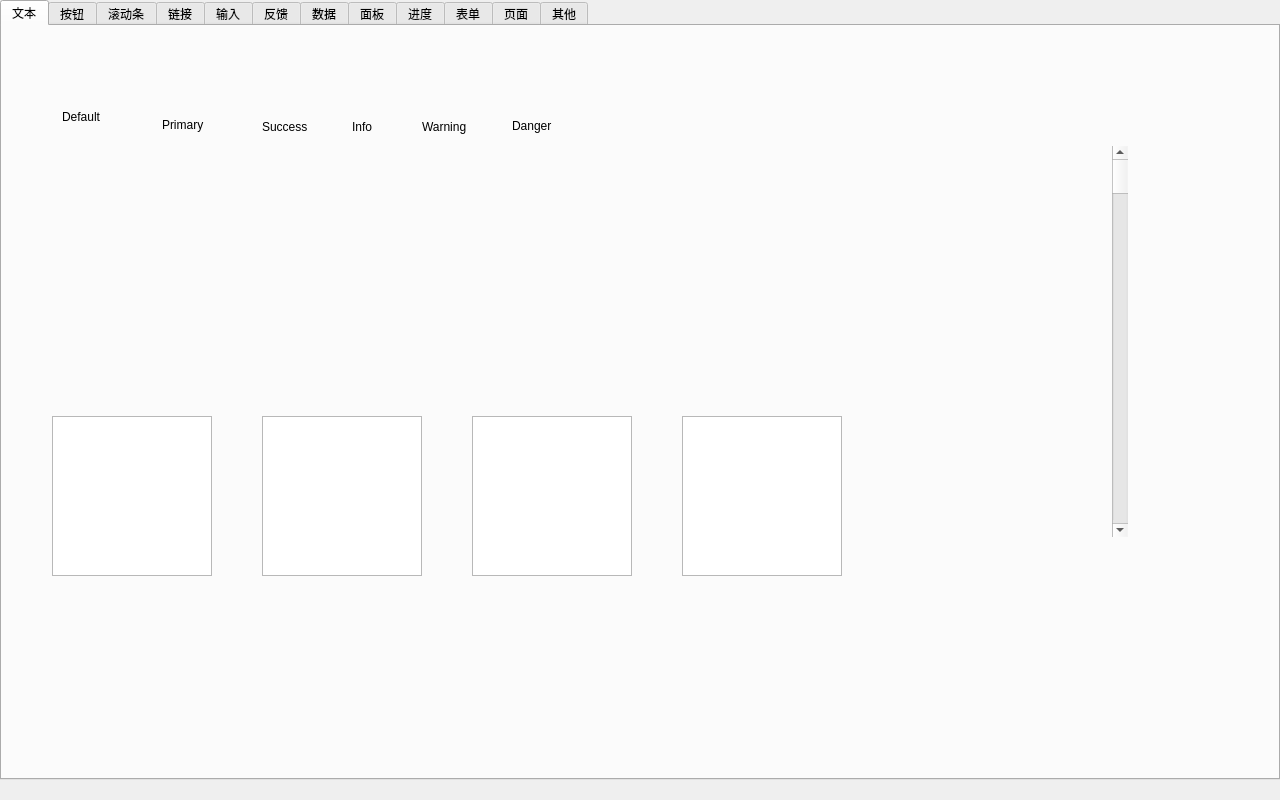
yyx-dev/qt-element-ui, file example/example.ui: the form before one commit.
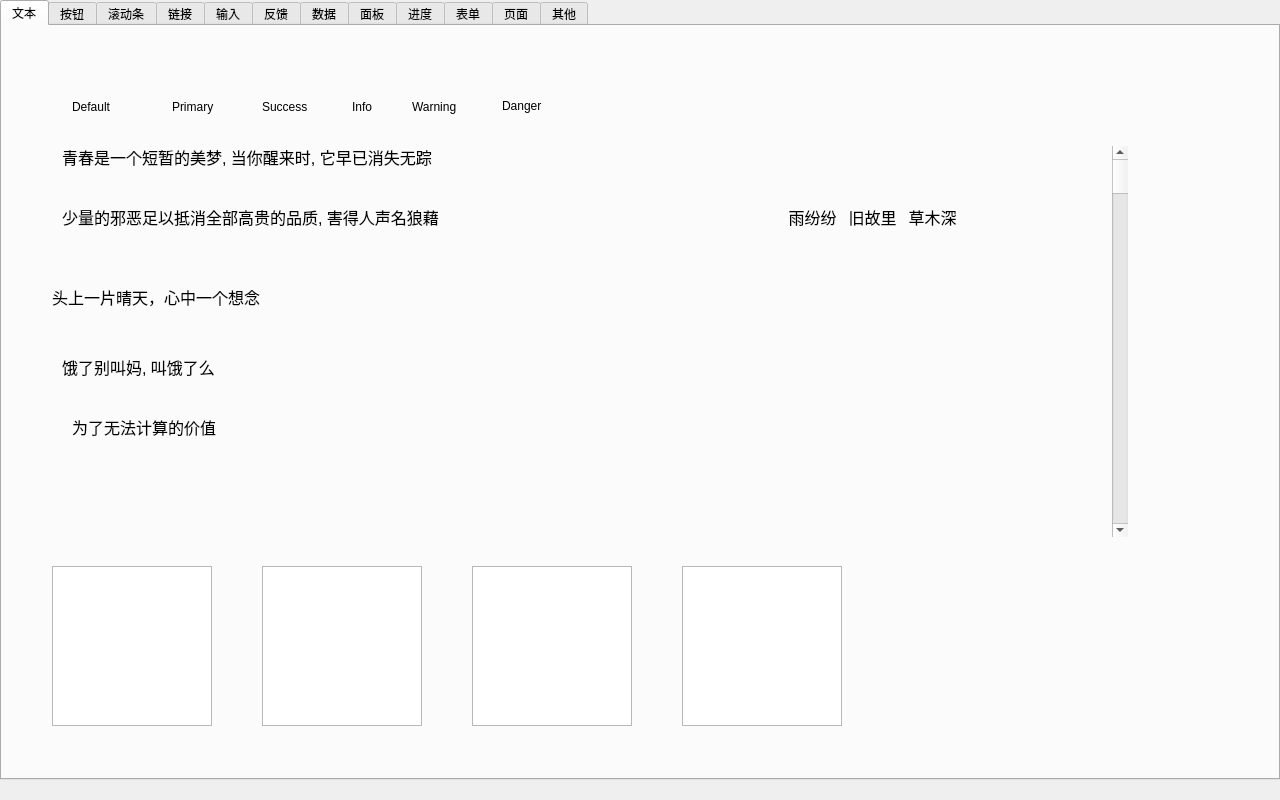
The form after the commit. The open tabs and pages were chosen to show the change. Custom widgets are drawn as their Qt base class.

Commit message: 实现divider组件、为message类添加动画和排列效果等

```diff
--- a/example/example.ui
+++ b/example/example.ui
@@ -51,8 +51,8 @@
      <widget class="Element::Text" name="defaultText">
       <property name="geometry">
        <rect>
-        <x>60</x>
-        <y>80</y>
+        <x>70</x>
+        <y>70</y>
         <width>65</width>
         <height>21</height>
        </rect>
@@ -64,8 +64,8 @@
      <widget class="Element::Text" name="primaryText">
       <property name="geometry">
        <rect>
-        <x>160</x>
-        <y>88</y>
+        <x>170</x>
+        <y>70</y>
         <width>71</width>
         <height>21</height>
        </rect>
@@ -78,7 +78,7 @@
       <property name="geometry">
        <rect>
         <x>260</x>
-        <y>90</y>
+        <y>70</y>
         <width>71</width>
         <height>21</height>
        </rect>
@@ -91,7 +91,7 @@
       <property name="geometry">
        <rect>
         <x>350</x>
-        <y>90</y>
+        <y>70</y>
         <width>41</width>
         <height>21</height>
        </rect>
@@ -103,8 +103,8 @@
      <widget class="Element::Text" name="warningText">
       <property name="geometry">
        <rect>
-        <x>420</x>
-        <y>90</y>
+        <x>410</x>
+        <y>70</y>
         <width>71</width>
         <height>21</height>
        </rect>
@@ -116,8 +116,8 @@
      <widget class="Element::Text" name="dangerText">
       <property name="geometry">
        <rect>
-        <x>510</x>
-        <y>90</y>
+        <x>500</x>
+        <y>70</y>
         <width>61</width>
         <height>20</height>
        </rect>
@@ -130,7 +130,7 @@
       <property name="geometry">
        <rect>
         <x>50</x>
-        <y>390</y>
+        <y>540</y>
         <width>160</width>
         <height>160</height>
        </rect>
@@ -140,7 +140,7 @@
       <property name="geometry">
        <rect>
         <x>260</x>
-        <y>390</y>
+        <y>540</y>
         <width>160</width>
         <height>160</height>
        </rect>
@@ -150,7 +150,7 @@
       <property name="geometry">
        <rect>
         <x>470</x>
-        <y>390</y>
+        <y>540</y>
         <width>160</width>
         <height>160</height>
        </rect>
@@ -160,7 +160,7 @@
       <property name="geometry">
        <rect>
         <x>680</x>
-        <y>390</y>
+        <y>540</y>
         <width>160</width>
         <height>160</height>
        </rect>
@@ -179,6 +179,211 @@
        <enum>Qt::Vertical</enum>
       </property>
      </widget>
+     <widget class="QWidget" name="widget" native="true">
+      <property name="geometry">
+       <rect>
+        <x>20</x>
+        <y>100</y>
+        <width>1061</width>
+        <height>421</height>
+       </rect>
+      </property>
+      <property name="styleSheet">
+       <string notr="true"/>
+      </property>
+      <widget class="QWidget" name="widget_3" native="true">
+       <property name="geometry">
+        <rect>
+         <x>740</x>
+         <y>70</y>
+         <width>271</width>
+         <height>41</height>
+        </rect>
+       </property>
+       <property name="styleSheet">
+        <string notr="true"/>
+       </property>
+       <widget class="QLabel" name="dividerText_6">
+        <property name="geometry">
+         <rect>
+          <x>20</x>
+          <y>10</y>
+          <width>61</width>
+          <height>21</height>
+         </rect>
+        </property>
+        <property name="font">
+         <font>
+          <pointsize>12</pointsize>
+         </font>
+        </property>
+        <property name="text">
+         <string>雨纷纷</string>
+        </property>
+        <property name="alignment">
+         <set>Qt::AlignCenter</set>
+        </property>
+       </widget>
+       <widget class="QLabel" name="dividerText_7">
+        <property name="geometry">
+         <rect>
+          <x>80</x>
+          <y>10</y>
+          <width>61</width>
+          <height>21</height>
+         </rect>
+        </property>
+        <property name="font">
+         <font>
+          <pointsize>12</pointsize>
+         </font>
+        </property>
+        <property name="text">
+         <string>旧故里</string>
+        </property>
+        <property name="alignment">
+         <set>Qt::AlignCenter</set>
+        </property>
+       </widget>
+       <widget class="QLabel" name="dividerText_8">
+        <property name="geometry">
+         <rect>
+          <x>140</x>
+          <y>10</y>
+          <width>61</width>
+          <height>21</height>
+         </rect>
+        </property>
+        <property name="font">
+         <font>
+          <pointsize>12</pointsize>
+         </font>
+        </property>
+        <property name="text">
+         <string>草木深</string>
+        </property>
+        <property name="alignment">
+         <set>Qt::AlignCenter</set>
+        </property>
+       </widget>
+      </widget>
+      <widget class="QWidget" name="widget_1" native="true">
+       <property name="geometry">
+        <rect>
+         <x>20</x>
+         <y>10</y>
+         <width>591</width>
+         <height>121</height>
+        </rect>
+       </property>
+       <property name="styleSheet">
+        <string notr="true"/>
+       </property>
+       <widget class="QLabel" name="dividerText_1">
+        <property name="geometry">
+         <rect>
+          <x>20</x>
+          <y>10</y>
+          <width>491</width>
+          <height>21</height>
+         </rect>
+        </property>
+        <property name="font">
+         <font>
+          <pointsize>12</pointsize>
+         </font>
+        </property>
+        <property name="text">
+         <string>青春是一个短暂的美梦, 当你醒来时, 它早已消失无踪</string>
+        </property>
+       </widget>
+       <widget class="QLabel" name="dividerText_2">
+        <property name="geometry">
+         <rect>
+          <x>20</x>
+          <y>70</y>
+          <width>461</width>
+          <height>21</height>
+         </rect>
+        </property>
+        <property name="font">
+         <font>
+          <pointsize>12</pointsize>
+         </font>
+        </property>
+        <property name="text">
+         <string>少量的邪恶足以抵消全部高贵的品质, 害得人声名狼藉</string>
+        </property>
+       </widget>
+      </widget>
+      <widget class="QWidget" name="widget_2" native="true">
+       <property name="geometry">
+        <rect>
+         <x>10</x>
+         <y>150</y>
+         <width>641</width>
+         <height>271</height>
+        </rect>
+       </property>
+       <property name="styleSheet">
+        <string notr="true">border-color: rgb(184, 184, 184);</string>
+       </property>
+       <widget class="QLabel" name="dividerText_3">
+        <property name="geometry">
+         <rect>
+          <x>20</x>
+          <y>10</y>
+          <width>381</width>
+          <height>21</height>
+         </rect>
+        </property>
+        <property name="font">
+         <font>
+          <pointsize>12</pointsize>
+         </font>
+        </property>
+        <property name="text">
+         <string>头上一片晴天，心中一个想念</string>
+        </property>
+       </widget>
+       <widget class="QLabel" name="dividerText_4">
+        <property name="geometry">
+         <rect>
+          <x>30</x>
+          <y>80</y>
+          <width>381</width>
+          <height>21</height>
+         </rect>
+        </property>
+        <property name="font">
+         <font>
+          <pointsize>12</pointsize>
+         </font>
+        </property>
+        <property name="text">
+         <string>饿了别叫妈, 叫饿了么</string>
+        </property>
+       </widget>
+       <widget class="QLabel" name="dividerText_5">
+        <property name="geometry">
+         <rect>
+          <x>40</x>
+          <y>140</y>
+          <width>381</width>
+          <height>21</height>
+         </rect>
+        </property>
+        <property name="font">
+         <font>
+          <pointsize>12</pointsize>
+         </font>
+        </property>
+        <property name="text">
+         <string>为了无法计算的价值</string>
+        </property>
+       </widget>
+      </widget>
+     </widget>
     </widget>
     <widget class="QWidget" name="tab_1">
      <attribute name="title">
```
Left out of the diff: 25 changed lines with no effect on the pictures. The commit also changes 13 other files.
